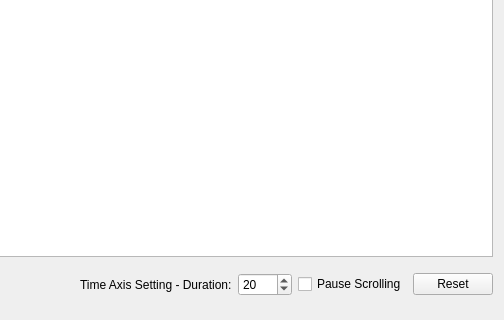
The window that rosflight_rqt_plugins/resources/param_tuning.ui (rosflight/rosflight_ros_pkgs) describes before a commit, drawn with Qt 5; both pictures show x 996 to 1500 and y 180 to 500 of the 1500 by 500 pixel window.
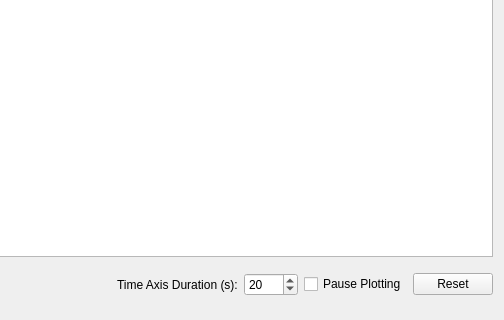
The same window after the commit.

Commit message: Plot UI button tweaks

The edit to the form file:
```diff
--- a/rosflight_rqt_plugins/resources/param_tuning.ui
+++ b/rosflight_rqt_plugins/resources/param_tuning.ui
@@ -83,7 +83,7 @@
          <item>
           <widget class="QLabel" name="time_axis_label">
            <property name="text">
-            <string>Time Axis Setting - Duration:</string>
+            <string>Time Axis Duration (s):</string>
            </property>
           </widget>
          </item>
@@ -109,7 +109,7 @@
          <item>
           <widget class="QCheckBox" name="pause_plot_check_box">
            <property name="text">
-            <string>Pause Scrolling</string>
+            <string>Pause Plotting</string>
            </property>
           </widget>
          </item>
```
The commit also changes 1 other file.
